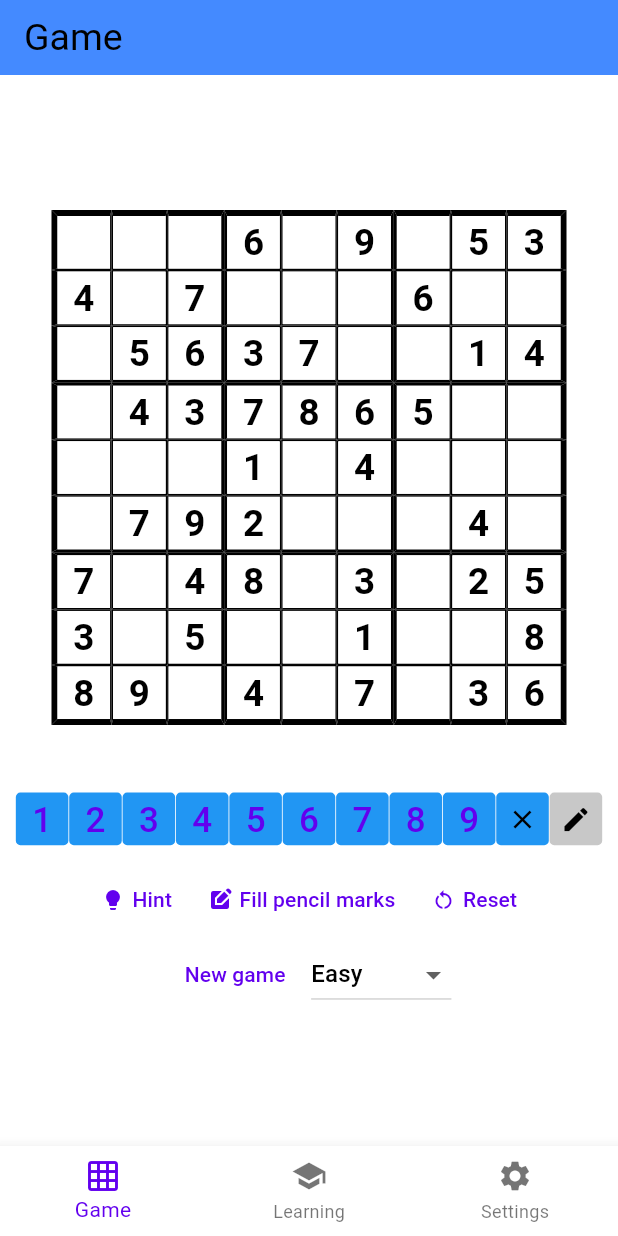
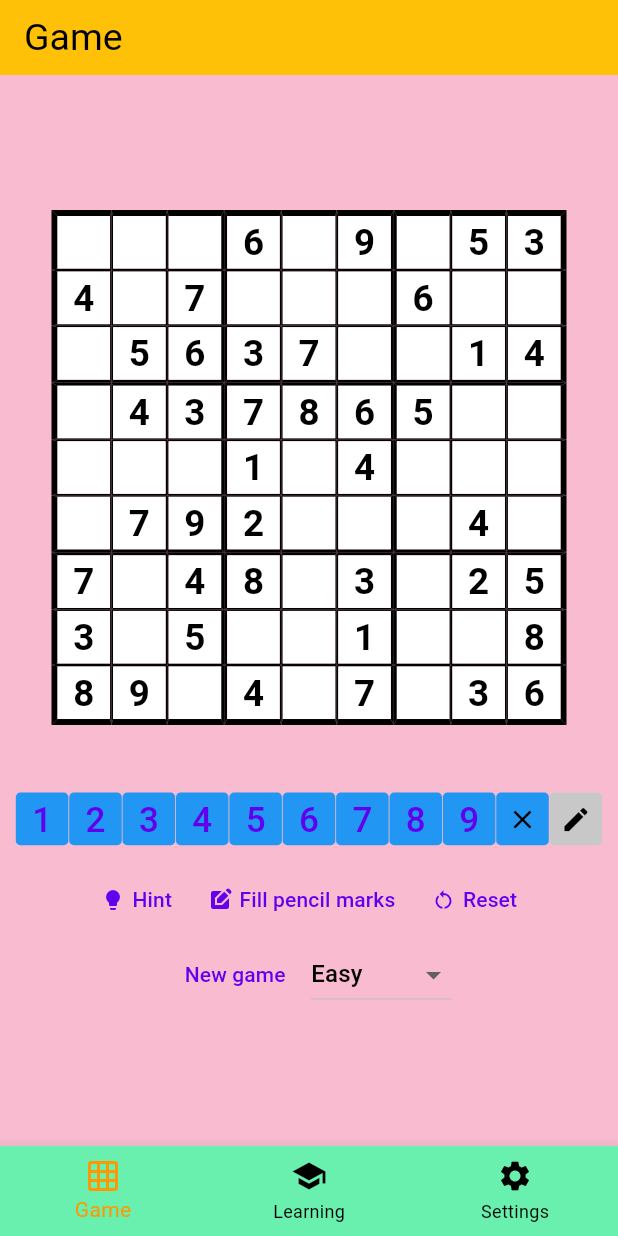
Before and after one commit to Majuo/thesis, a Flutter app: the screen it shows after launch, item 2 of the bottom bar chosen, on a phone screen of 412 x 824 dp. Run offline on Flutter 3.47's test engine with Material 2 defaults, Android fonts, the phone set to English and light mode, and no system bars; our stand-ins replace shared_preferences; generated files the repository leaves out were written again.

Commit message:
start implemetning and using themes

```diff
--- a/sudoku_app/lib/main.dart
+++ b/sudoku_app/lib/main.dart
@@ -48,7 +48,7 @@ class _MyAppState extends State<MyApp> {
 			localizationsDelegates: AppLocalizations.localizationsDelegates,
 			supportedLocales: AppLocalizations.supportedLocales,
 			locale: CurrentLocale.currentLocale,
-			theme: currentTheme.getThemeData(),
+			theme: currentTheme.getThemeData(context),
 			home: HomePage(firstRun: isFirstRun)
 		);
 	}
--- a/sudoku_app/lib/pages/homepage.dart
+++ b/sudoku_app/lib/pages/homepage.dart
@@ -119,7 +119,6 @@ class _HomePageState extends State<HomePage> {
         preferredSize: Size.fromHeight(appBarHeight),
         child: AppBar(
           title: Text(getMenuItemName(context, _widgetOptions[_selectedIndex].runtimeType), style: TextStyle(fontSize: appBarHeight * 0.5)),
-          backgroundColor: Colors.blueAccent,
           leading: () {
             if (NavigationMenuSetting.currentSetting == NavigationMenuOption.bottomNavigationBar || (NavigationMenuSetting.currentSetting == NavigationMenuOption.adaptive && ScreenSizeHelpers.isVerticalOrientation(context))) return null;
             return Builder(
--- a/sudoku_app/lib/pages/technique_page.dart
+++ b/sudoku_app/lib/pages/technique_page.dart
@@ -24,7 +24,6 @@ class TechniquePage extends StatelessWidget {
         preferredSize: Size.fromHeight(appBarHeight),
         child: AppBar(
           title: Text(techniqueNameOverride ?? SudokuTechniqueNamePicker.getTechniqueName(context, technique!), style: TextStyle(fontSize: appBarHeight * 0.5)),
-          backgroundColor: Colors.blueAccent,
         ),
       ),
       body: pageContent
--- a/sudoku_app/lib/theme/current_theme.dart
+++ b/sudoku_app/lib/theme/current_theme.dart
@@ -6,21 +6,43 @@ import 'app_theme_data.dart';
 class CurrentTheme with ChangeNotifier {
 	static AppTheme currentTheme = AppTheme.light;
 
+  static ThemeData? lightThemeData;
+  static ThemeData? darkThemeData;
+  static ThemeData? hcThemeData;
+
 	changeCurrentTheme (AppTheme theme) {
 		currentTheme = theme;
 		notifyListeners();
 	}
 
-	ThemeData getThemeData() {
+	ThemeData getThemeData(BuildContext context) {
 		switch (currentTheme) {
 			case AppTheme.light:
-				return AppThemeData.lightTheme;
+        lightThemeData ??= AppThemeData.lightTheme.copyWith(
+            appBarTheme: AppBarTheme.of(context).copyWith(
+              backgroundColor: Colors.amber
+            ),
+            scaffoldBackgroundColor: Colors.pink[100],
+            bottomNavigationBarTheme: BottomNavigationBarTheme.of(context).copyWith(
+              backgroundColor: Colors.greenAccent,
+              selectedItemColor: Colors.orange,
+              unselectedItemColor: Colors.black
+            ),
+            drawerTheme: DrawerTheme.of(context).copyWith(
+
+            )
+          );
+        return lightThemeData!;
 			case AppTheme.dark:
-				return AppThemeData.darkTheme;
+        darkThemeData ??= AppThemeData.darkTheme;
+        return darkThemeData!;
 			case AppTheme.highContrast:
-				return AppThemeData.lightTheme.copyWith(
-					primaryColor: Colors.red
+        hcThemeData ??= AppThemeData.lightTheme.copyWith(
+          appBarTheme: AppBarTheme.of(context).copyWith(
+            backgroundColor: Colors.amber
+          )
 				);
+        return hcThemeData!;
 			default:
 				return ThemeData.light();
 		}
```
